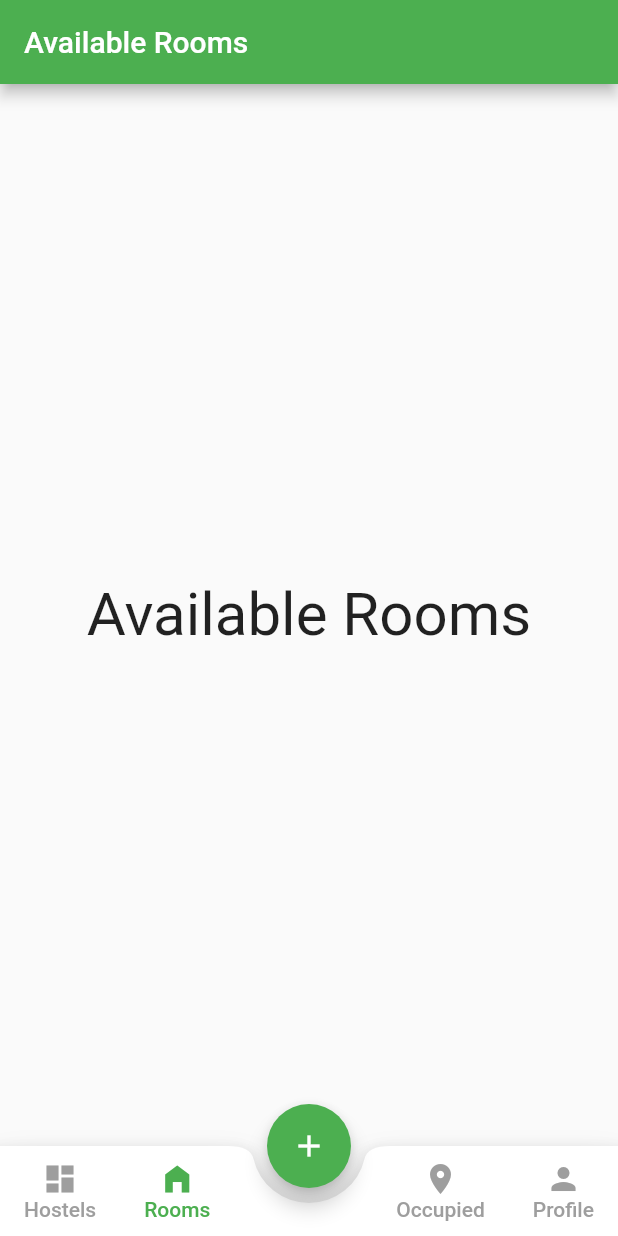
After one commit to montana360/hostel_alocation_system, a Flutter app: the adminHome screen opened directly, item 2 of the bottom bar chosen, on a phone screen of 412 x 824 dp. The commit adds this screen. Run offline on Flutter 3.47's test engine with Material 2 defaults, Android fonts, the phone set to English and light mode, and no system bars; our stand-ins replace cloud_firestore, firebase_auth, firebase_core, fluttertoast; accounts and stored records are empty.

Commit message:
pushing user admin

```diff
--- /dev/null
+++ b/lib/pages/admin_rooms.dart
@@ -0,0 +1,20 @@
+import 'package:flutter/material.dart';
+
+class roomList extends StatefulWidget {
+  roomList({Key key}) : super(key: key);
+
+  @override
+  _roomListState createState() => _roomListState();
+}
+
+class _roomListState extends State<roomList> {
+  @override
+  Widget build(BuildContext context) {
+   return Scaffold(
+      appBar: AppBar(title: Text('Available Rooms')),
+      body: Center(
+        child: Text("Available Rooms", style: TextStyle(fontSize: 40)),
+      ),
+    );
+  }
+}
--- /dev/null
+++ b/lib/pages/adminpage.dart
@@ -0,0 +1,161 @@
+import 'package:flutter/material.dart';
+import 'add_hostel.dart';
+import 'admin_profile.dart';
+import 'admin_rooms.dart';
+import 'admin_student_rooom.dart';
+import 'adminhome.dart';
+
+class adminHome extends StatefulWidget {
+  @override
+  _adminHomeState createState() => _adminHomeState();
+}
+
+class _adminHomeState extends State<adminHome> {
+  int currentTab = 0;
+  final List<Widget> screens = [
+    hostelList(),
+    roomList(),
+    addHostel(),
+    studentRoom(),
+    adminProfile()
+  ];
+
+  final PageStorageBucket bucket = PageStorageBucket();
+  Widget currentScreen = hostelList();
+  @override
+  Widget build(BuildContext context) {
+    return Scaffold(
+      body: PageStorage(
+        child: currentScreen,
+        bucket: bucket,
+      ),
+      floatingActionButton: FloatingActionButton(
+        child: Icon(Icons.add),
+        onPressed: () {
+          setState(() {
+                      currentScreen = addHostel();
+                      currentTab = 4;
+                    });
+        },
+      ),
+      floatingActionButtonLocation: FloatingActionButtonLocation.centerDocked,
+      bottomNavigationBar: BottomAppBar(
+        shape: CircularNotchedRectangle(),
+        notchMargin: 10,
+        child: Container(
+          height: 60,
+          child: Row(
+            mainAxisAlignment: MainAxisAlignment.spaceBetween,
+            children: <Widget> [
+              Row(
+                crossAxisAlignment: CrossAxisAlignment.start,
+                children: [
+                   MaterialButton(
+                  minWidth: 40,
+                  onPressed: () {
+                    setState(() {
+                      currentScreen = adminHome();
+                      currentTab = 0;
+                    });
+                  },
+                  child: Column(
+                    mainAxisAlignment: MainAxisAlignment.center,
+                    children: [
+                      Icon(
+                        Icons.dashboard,
+                        color: currentTab == 0 ? Colors.green : Colors.grey,
+                        ),
+                        Text(
+                          'Hostels',
+                          style: TextStyle(color: currentTab == 0 ? Colors.green : Colors.grey
+                          ),
+                        )
+                    ],
+                  ),
+                  ),
+
+                  MaterialButton(
+                  minWidth: 40,
+                  onPressed: () {
+                    setState(() {
+                      currentScreen = roomList();
+                      currentTab = 1;
+                    });
+                  },
+                  child: Column(
+                    mainAxisAlignment: MainAxisAlignment.center,
+                    children: [
+                      Icon(
+                        Icons.home_filled,
+                        color: currentTab == 1 ? Colors.green : Colors.grey,
+                        ),
+                        Text(
+                          'Rooms',
+                          style: TextStyle(color: currentTab == 1 ? Colors.green : Colors.grey
+                          ),
+                        )
+                    ],
+                  ),
+                  )
+                ]
+              ) ,
+              // right tabs
+              Row(
+                crossAxisAlignment: CrossAxisAlignment.start,
+                children: [
+                   MaterialButton(
+                  minWidth: 40,
+                  onPressed: () {
+                    setState(() {
+                      currentScreen = studentRoom();
+                      currentTab = 2;
+                    });
+                  },
+                  child: Column(
+                    mainAxisAlignment: MainAxisAlignment.center,
+                    children: [
+                      Icon(
+                        Icons.room,
+                        color: currentTab == 2 ? Colors.green : Colors.grey,
+                        ),
+                        Text(
+                          'Occupied',
+                          style: TextStyle(color: currentTab == 2 ? Colors.green : Colors.grey
+                          ),
+                        )
+                    ],
+                  ),
+                  ),
+
+                  MaterialButton(
+                  minWidth: 40,
+                  onPressed: () {
+                    setState(() {
+                      currentScreen = adminProfile();
+                      currentTab = 3;
+                    });
+                  },
+                  child: Column(
+                    mainAxisAlignment: MainAxisAlignment.center,
+                    children: [
+                      Icon(
+                        Icons.person,
+                        color: currentTab == 3 ? Colors.green : Colors.grey,
+                        ),
+                        Text(
+                          'Profile',
+                          style: TextStyle(color: currentTab == 3 ? Colors.green : Colors.grey
+                          ),
+                        )
+                    ],
+                  ),
+                  )
+                ]
+              )
+            ],
+          ),
+        ),
+      ),
+    );
+  }
+}
--- a/lib/pages/login_page.dart
+++ b/lib/pages/login_page.dart
@@ -2,7 +2,7 @@ import 'package:firebase_auth/firebase_auth.dart';
 import 'package:flutter/material.dart';
 import 'package:fluttertoast/fluttertoast.dart';
 import 'package:hostelm/pages/signuppage.dart';
-import 'package:hostelm/pages/studenthome.dart';
+import 'package:hostelm/pages/adminpage.dart';
 
 class LoginPage extends StatefulWidget {
   const LoginPage({Key key}) : super(key: key);
@@ -167,7 +167,7 @@ class _LoginPageState extends State<LoginPage> {
           .then((uid) => {
                 Fluttertoast.showToast(msg: "Login Successful"),
                 Navigator.of(context).pushReplacement(
-                    MaterialPageRoute(builder: (context) => studentHome())),
+                    MaterialPageRoute(builder: (context) => adminHome())),
               })
           .catchError((e) {
         Fluttertoast.showToast(msg: e.message);
--- a/pubspec.yaml
+++ b/pubspec.yaml
@@ -50,6 +50,7 @@ flutter:
 
   # To add assets to your application, add an assets section, like this:
   assets:
+    - assets/images/
     - assets/logo.png
 
   # An image asset can refer to one or more resolution-specific "variants", see
```
Also changed, not shown: lib/model/hostel_rooms.dart (added, +16 -0 lines), lib/pages/add_hostel.dart (added, +20 -0 lines), lib/pages/admin_profile.dart (added, +20 -0 lines), lib/pages/admin_student_rooom.dart (added, +20 -0 lines), lib/pages/adminhome.dart (+20 -0 lines), lib/pages/signuppage.dart (+4 -3 lines), lib/pages/studentRooms.dart (added, +15 -0 lines).
